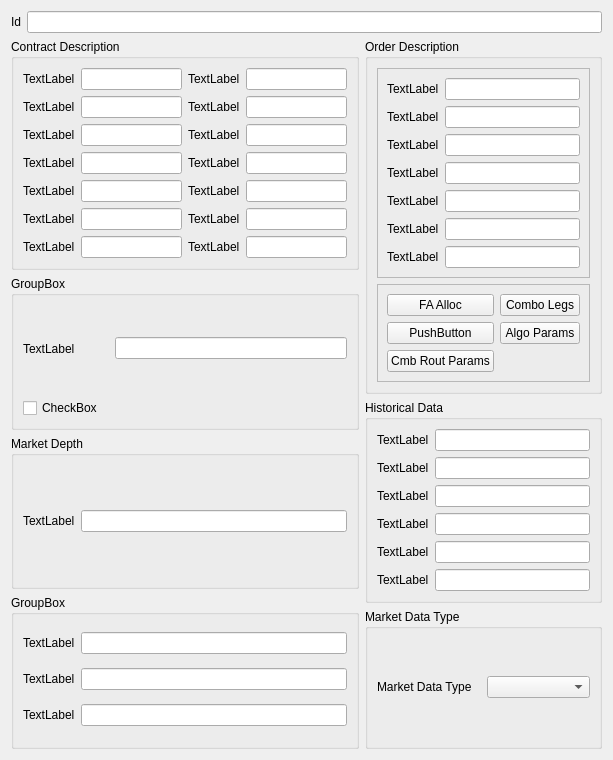
The window that tools/fqclient/orderdialog.ui (javagg/freequant) describes before a commit, drawn with Qt 5.
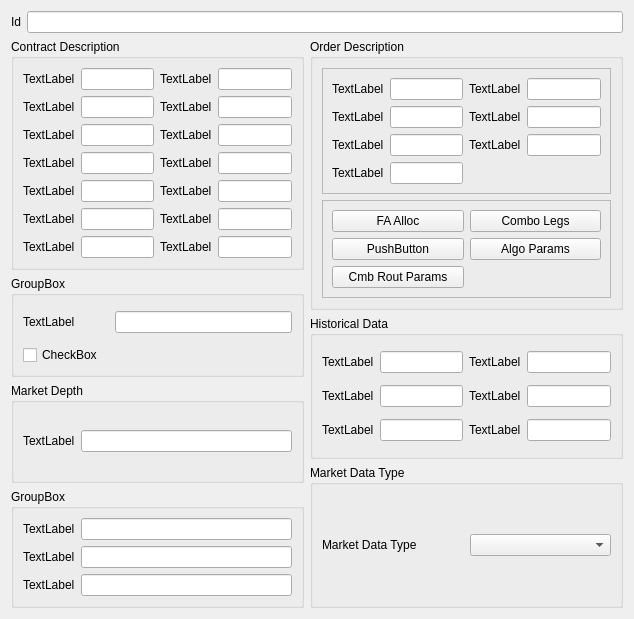
The same window after the commit.

Diff of the .ui file:
```diff
--- a/tools/fqclient/orderdialog.ui
+++ b/tools/fqclient/orderdialog.ui
@@ -6,8 +6,8 @@
    <rect>
     <x>0</x>
     <y>0</y>
-    <width>613</width>
-    <height>760</height>
+    <width>634</width>
+    <height>619</height>
    </rect>
   </property>
   <property name="windowTitle">
@@ -284,13 +284,6 @@
              <enum>QFrame::Raised</enum>
             </property>
             <layout class="QGridLayout" name="gridLayout_2">
-             <item row="5" column="1">
-              <widget class="QLabel" name="label_12">
-               <property name="text">
-                <string>TextLabel</string>
-               </property>
-              </widget>
-             </item>
              <item row="4" column="1">
               <widget class="QLabel" name="label_11">
                <property name="text">
@@ -298,13 +291,6 @@
                </property>
               </widget>
              </item>
-             <item row="1" column="1">
-              <widget class="QLabel" name="label_8">
-               <property name="text">
-                <string>TextLabel</string>
-               </property>
-              </widget>
-             </item>
              <item row="4" column="2">
               <widget class="QLineEdit" name="lineEdit_7"/>
              </item>
@@ -325,33 +311,47 @@
                </property>
               </widget>
              </item>
-             <item row="2" column="1">
-              <widget class="QLabel" name="label_9">
-               <property name="text">
-                <string>TextLabel</string>
-               </property>
-              </widget>
-             </item>
-             <item row="3" column="2">
-              <widget class="QLineEdit" name="lineEdit_6"/>
-             </item>
              <item row="2" column="2">
               <widget class="QLineEdit" name="lineEdit_3"/>
              </item>
+             <item row="2" column="1">
+              <widget class="QLabel" name="label_9">
+               <property name="text">
+                <string>TextLabel</string>
+               </property>
+              </widget>
+             </item>
              <item row="0" column="2">
               <widget class="QLineEdit" name="lineEdit_4"/>
              </item>
-             <item row="1" column="2">
+             <item row="0" column="3">
+              <widget class="QLabel" name="label_8">
+               <property name="text">
+                <string>TextLabel</string>
+               </property>
+              </widget>
+             </item>
+             <item row="0" column="4">
               <widget class="QLineEdit" name="lineEdit_2"/>
              </item>
-             <item row="3" column="1">
+             <item row="2" column="3">
               <widget class="QLabel" name="label_10">
                <property name="text">
                 <string>TextLabel</string>
                </property>
               </widget>
              </item>
-             <item row="5" column="2">
+             <item row="2" column="4">
+              <widget class="QLineEdit" name="lineEdit_6"/>
+             </item>
+             <item row="4" column="3">
+              <widget class="QLabel" name="label_12">
+               <property name="text">
+                <string>TextLabel</string>
+               </property>
+              </widget>
+             </item>
+             <item row="4" column="4">
               <widget class="QLineEdit" name="lineEdit_8"/>
              </item>
             </layout>
@@ -413,27 +413,6 @@
           <string>Historical Data</string>
          </property>
          <layout class="QGridLayout" name="gridLayout_7">
-          <item row="5" column="0">
-           <widget class="QLabel" name="label_17">
-            <property name="text">
-             <string>TextLabel</string>
-            </property>
-           </widget>
-          </item>
-          <item row="3" column="0">
-           <widget class="QLabel" name="label_37">
-            <property name="text">
-             <string>TextLabel</string>
-            </property>
-           </widget>
-          </item>
-          <item row="2" column="0">
-           <widget class="QLabel" name="label_38">
-            <property name="text">
-             <string>TextLabel</string>
-            </property>
-           </widget>
-          </item>
           <item row="4" column="0">
            <widget class="QLabel" name="label_16">
             <property name="text">
@@ -461,16 +440,37 @@
           <item row="0" column="1">
            <widget class="QLineEdit" name="lineEdit_11"/>
           </item>
-          <item row="2" column="1">
-           <widget class="QLineEdit" name="lineEdit_12"/>
-          </item>
-          <item row="3" column="1">
-           <widget class="QLineEdit" name="lineEdit_13"/>
-          </item>
           <item row="4" column="1">
            <widget class="QLineEdit" name="lineEdit_14"/>
           </item>
-          <item row="5" column="1">
+          <item row="0" column="2">
+           <widget class="QLabel" name="label_37">
+            <property name="text">
+             <string>TextLabel</string>
+            </property>
+           </widget>
+          </item>
+          <item row="0" column="3">
+           <widget class="QLineEdit" name="lineEdit_13"/>
+          </item>
+          <item row="1" column="2">
+           <widget class="QLabel" name="label_38">
+            <property name="text">
+             <string>TextLabel</string>
+            </property>
+           </widget>
+          </item>
+          <item row="1" column="3">
+           <widget class="QLineEdit" name="lineEdit_12"/>
+          </item>
+          <item row="4" column="2">
+           <widget class="QLabel" name="label_17">
+            <property name="text">
+             <string>TextLabel</string>
+            </property>
+           </widget>
+          </item>
+          <item row="4" column="3">
            <widget class="QLineEdit" name="lineEdit_15"/>
           </item>
          </layout>
```
